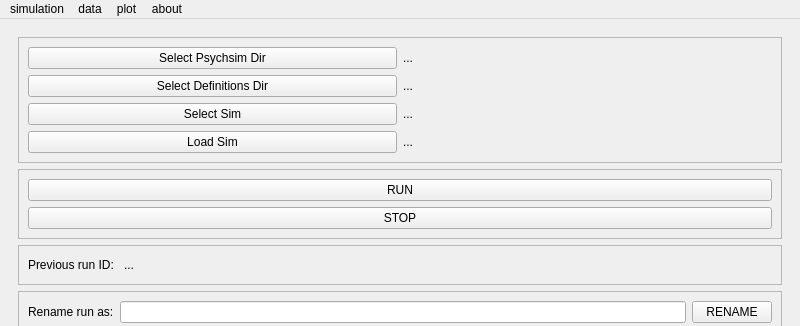
The window that ui/psychsim-gui-main.ui (usc-psychsim/psychsim-eval-gui) describes before a commit, drawn with Qt 5; both pictures show x 0 to 800 and y 0 to 326 of the 800 by 652 pixel window.
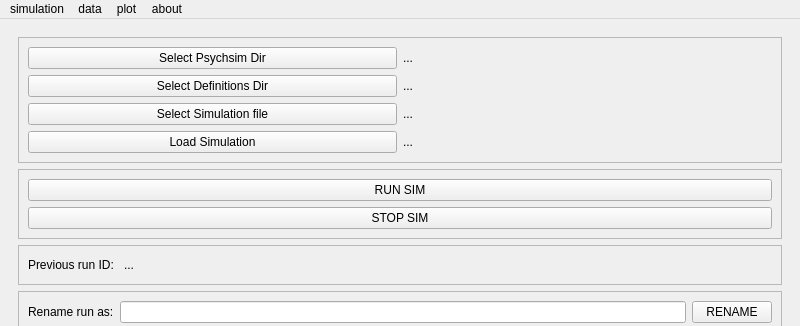
The same window after the commit. The open tabs and pages were chosen to show the change.

Commit message: Update dropdown names

The edit to the form file:
```diff
--- a/ui/psychsim-gui-main.ui
+++ b/ui/psychsim-gui-main.ui
@@ -55,7 +55,7 @@
            <item row="3" column="0">
             <widget class="QPushButton" name="load_sim_button">
              <property name="text">
-              <string>Load Sim</string>
+              <string>Load Simulation</string>
              </property>
             </widget>
            </item>
@@ -83,7 +83,7 @@
            <item row="2" column="0">
             <widget class="QPushButton" name="select_sim">
              <property name="text">
-              <string>Select Sim</string>
+              <string>Select Simulation file</string>
              </property>
             </widget>
            </item>
@@ -102,14 +102,14 @@
            <item>
             <widget class="QPushButton" name="run_sim_button">
              <property name="text">
-              <string>RUN</string>
+              <string>RUN SIM</string>
              </property>
             </widget>
            </item>
            <item>
             <widget class="QPushButton" name="stop_sim_button">
              <property name="text">
-              <string>STOP</string>
+              <string>STOP SIM</string>
              </property>
             </widget>
            </item>
```
Left out of the diff: 12 changed lines with no effect on the pictures.
